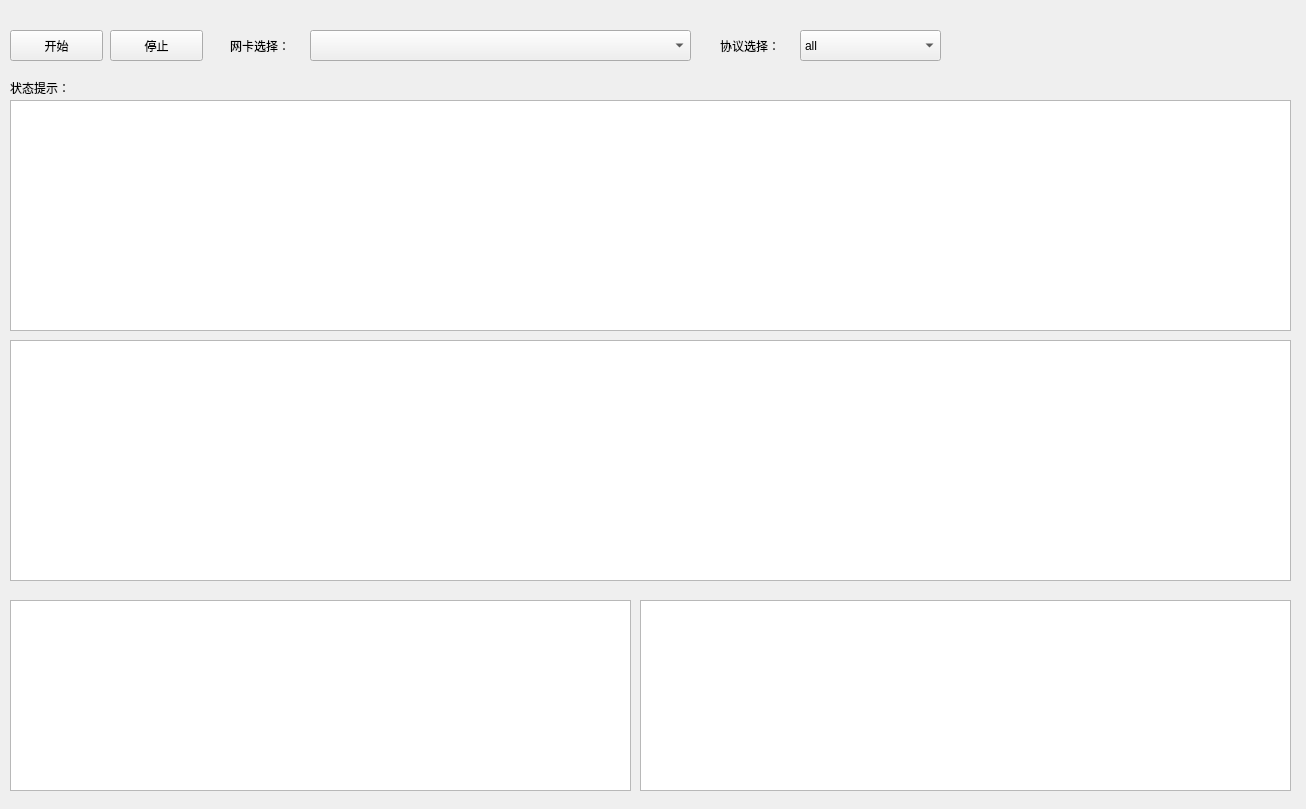
Before: the Qt Designer form mainwindow.ui in chenhy0106/Sniffer, drawn with Qt 5.
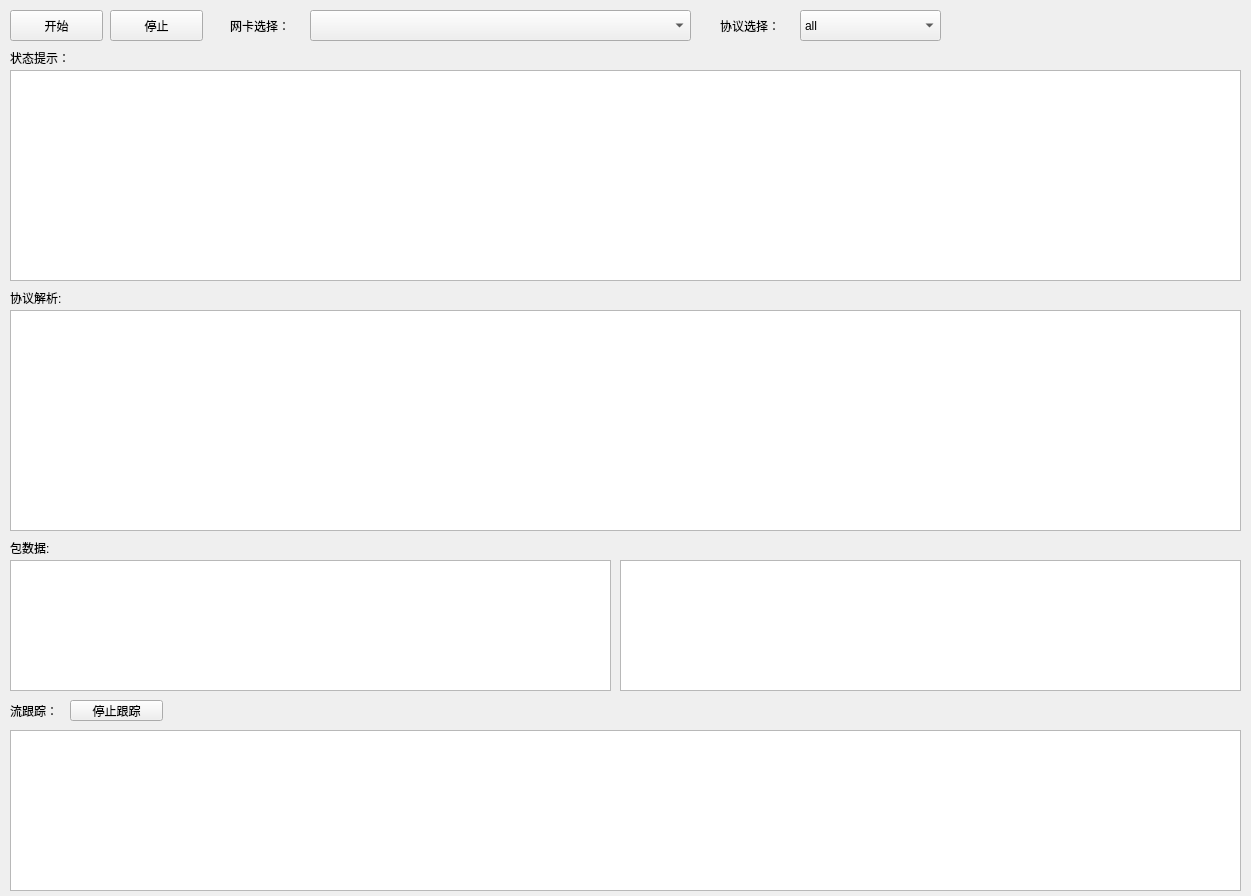
After: the same form once the commit is applied.

Commit message: 增加协议解析。增加流跟踪。修一些bug

```diff
--- a/mainwindow.ui
+++ b/mainwindow.ui
@@ -6,8 +6,8 @@
    <rect>
     <x>0</x>
     <y>0</y>
-    <width>1306</width>
-    <height>809</height>
+    <width>1251</width>
+    <height>896</height>
    </rect>
   </property>
   <property name="windowTitle">
@@ -18,7 +18,7 @@
     <property name="geometry">
      <rect>
       <x>310</x>
-      <y>30</y>
+      <y>10</y>
       <width>381</width>
       <height>31</height>
      </rect>
@@ -28,7 +28,7 @@
     <property name="geometry">
      <rect>
       <x>800</x>
-      <y>30</y>
+      <y>10</y>
       <width>141</width>
       <height>31</height>
      </rect>
@@ -93,7 +93,7 @@
     <property name="geometry">
      <rect>
       <x>10</x>
-      <y>80</y>
+      <y>50</y>
       <width>71</width>
       <height>16</height>
      </rect>
@@ -106,7 +106,7 @@
     <property name="geometry">
      <rect>
       <x>90</x>
-      <y>80</y>
+      <y>50</y>
       <width>821</width>
       <height>16</height>
      </rect>
@@ -119,7 +119,7 @@
     <property name="geometry">
      <rect>
       <x>720</x>
-      <y>30</y>
+      <y>10</y>
       <width>71</width>
       <height>31</height>
      </rect>
@@ -132,7 +132,7 @@
     <property name="geometry">
      <rect>
       <x>230</x>
-      <y>30</y>
+      <y>10</y>
       <width>71</width>
       <height>31</height>
      </rect>
@@ -141,24 +141,11 @@
      <string>网卡选择：</string>
     </property>
    </widget>
-   <widget class="QLabel" name="errOut">
-    <property name="geometry">
-     <rect>
-      <x>0</x>
-      <y>690</y>
-      <width>1281</width>
-      <height>21</height>
-     </rect>
-    </property>
-    <property name="text">
-     <string/>
-    </property>
-   </widget>
    <widget class="QPushButton" name="startButton">
     <property name="geometry">
      <rect>
       <x>10</x>
-      <y>30</y>
+      <y>10</y>
       <width>93</width>
       <height>31</height>
      </rect>
@@ -171,7 +158,7 @@
     <property name="geometry">
      <rect>
       <x>110</x>
-      <y>30</y>
+      <y>10</y>
       <width>93</width>
       <height>31</height>
      </rect>
@@ -184,9 +171,9 @@
     <property name="geometry">
      <rect>
       <x>10</x>
-      <y>100</y>
-      <width>1281</width>
-      <height>231</height>
+      <y>70</y>
+      <width>1231</width>
+      <height>211</height>
      </rect>
     </property>
    </widget>
@@ -194,32 +181,97 @@
     <property name="geometry">
      <rect>
       <x>10</x>
-      <y>340</y>
-      <width>1281</width>
-      <height>241</height>
+      <y>310</y>
+      <width>1231</width>
+      <height>221</height>
      </rect>
     </property>
+    <property name="isWrapping" stdset="0">
+     <bool>false</bool>
+    </property>
    </widget>
    <widget class="QListWidget" name="rawData">
     <property name="geometry">
      <rect>
       <x>10</x>
-      <y>600</y>
-      <width>621</width>
-      <height>191</height>
+      <y>560</y>
+      <width>601</width>
+      <height>131</height>
      </rect>
     </property>
    </widget>
    <widget class="QListWidget" name="rawData_2">
     <property name="geometry">
      <rect>
-      <x>640</x>
-      <y>600</y>
-      <width>651</width>
-      <height>191</height>
+      <x>620</x>
+      <y>560</y>
+      <width>621</width>
+      <height>131</height>
      </rect>
     </property>
    </widget>
+   <widget class="QTableWidget" name="tcpFlowOutput">
+    <property name="geometry">
+     <rect>
+      <x>10</x>
+      <y>730</y>
+      <width>1231</width>
+      <height>161</height>
+     </rect>
+    </property>
+   </widget>
+   <widget class="QLabel" name="label_4">
+    <property name="geometry">
+     <rect>
+      <x>10</x>
+      <y>290</y>
+      <width>81</width>
+      <height>16</height>
+     </rect>
+    </property>
+    <property name="text">
+     <string>协议解析:</string>
+    </property>
+   </widget>
+   <widget class="QLabel" name="label_5">
+    <property name="geometry">
+     <rect>
+      <x>10</x>
+      <y>540</y>
+      <width>81</width>
+      <height>16</height>
+     </rect>
+    </property>
+    <property name="text">
+     <string>包数据:</string>
+    </property>
+   </widget>
+   <widget class="QLabel" name="label_6">
+    <property name="geometry">
+     <rect>
+      <x>10</x>
+      <y>700</y>
+      <width>81</width>
+      <height>21</height>
+     </rect>
+    </property>
+    <property name="text">
+     <string>流跟踪：</string>
+    </property>
+   </widget>
+   <widget class="QPushButton" name="stopTrack">
+    <property name="geometry">
+     <rect>
+      <x>70</x>
+      <y>700</y>
+      <width>93</width>
+      <height>21</height>
+     </rect>
+    </property>
+    <property name="text">
+     <string>停止跟踪</string>
+    </property>
+   </widget>
   </widget>
  </widget>
  <layoutdefault spacing="6" margin="11"/>
```
The commit also changes 4 other files.
